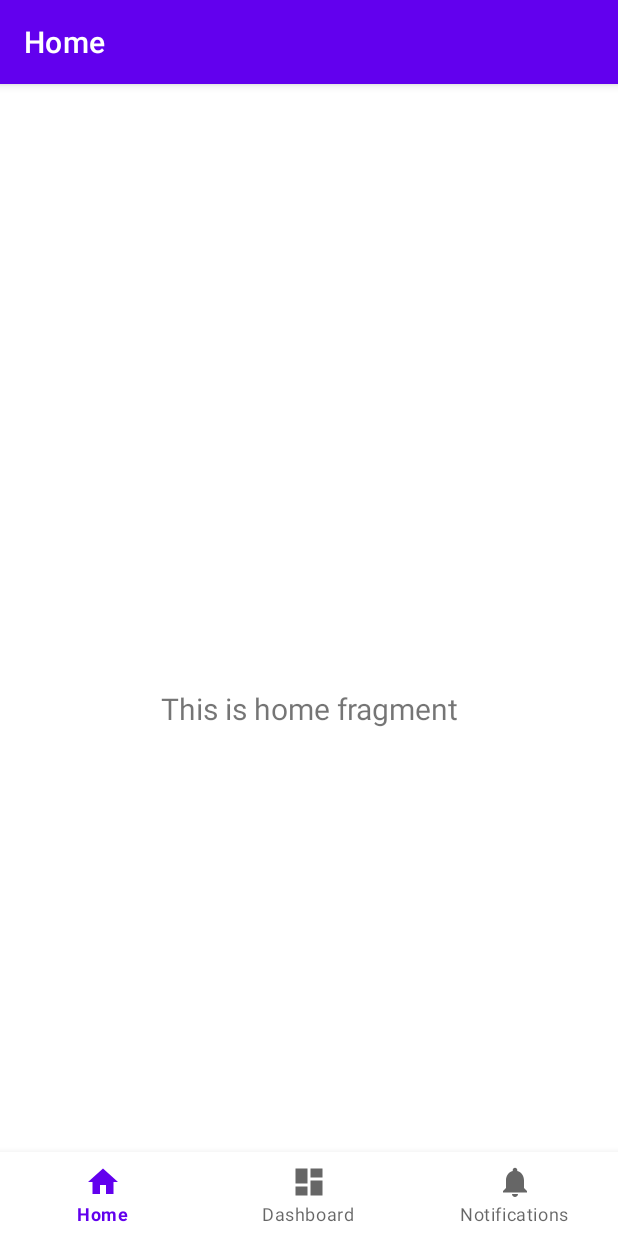
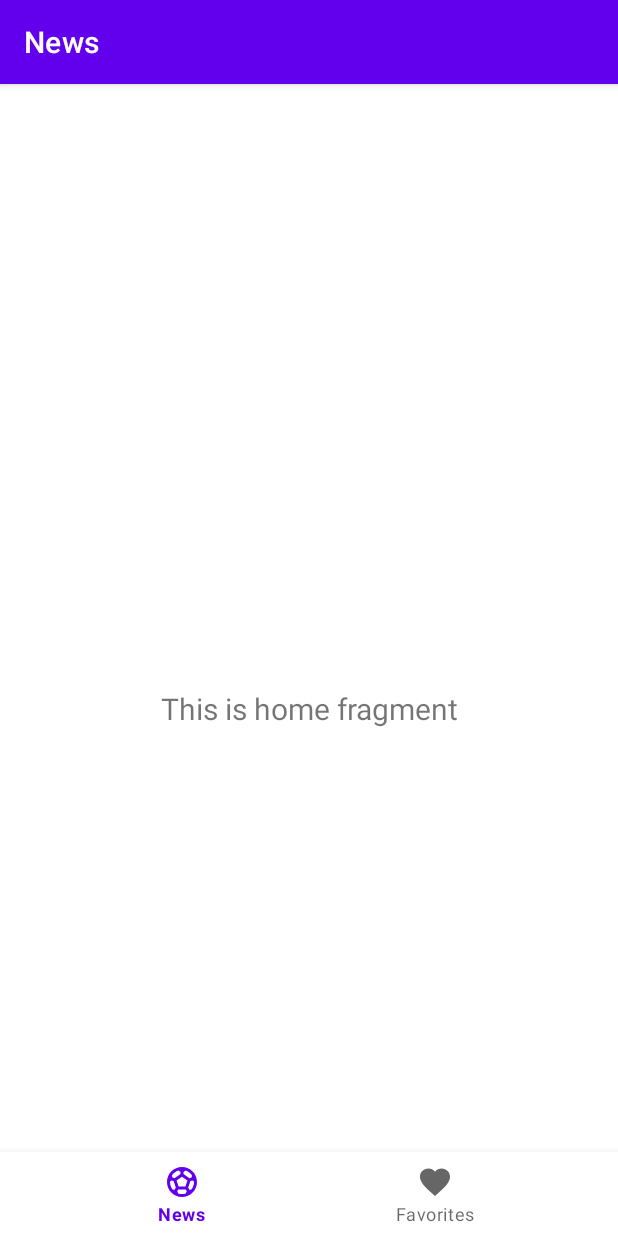
Before and after one commit to guilhermerauj0/Soccer_News, an Android app: the screen it shows after launch (MainActivity), on a phone screen of 412 x 824 dp. Run offline under Robolectric (Android 15) with nearby library versions, the phone set to English and light mode, and no system bars; our stand-ins replace navigation-ui.

Commit message:
Refactoring code for app

```diff
--- a/app/src/main/java/com/example/soccernews/MainActivity.java
+++ b/app/src/main/java/com/example/soccernews/MainActivity.java
@@ -1,9 +1,6 @@
 package com.example.soccernews;
 
 import android.os.Bundle;
-
-import com.google.android.material.bottomnavigation.BottomNavigationView;
-
 import androidx.appcompat.app.AppCompatActivity;
 import androidx.navigation.NavController;
 import androidx.navigation.Navigation;
@@ -23,11 +20,10 @@ public class MainActivity extends AppCompatActivity {
         binding = ActivityMainBinding.inflate(getLayoutInflater());
         setContentView(binding.getRoot());
 
-        BottomNavigationView navView = findViewById(R.id.nav_view);
         // Passing each menu ID as a set of Ids because each
         // menu should be considered as top level destinations.
         AppBarConfiguration appBarConfiguration = new AppBarConfiguration.Builder(
-                R.id.navigation_home, R.id.navigation_dashboard, R.id.navigation_notifications)
+                R.id.navigation_news, R.id.navigation_favorites)
                 .build();
         NavController navController = Navigation.findNavController(this, R.id.nav_host_fragment_activity_main);
         NavigationUI.setupActionBarWithNavController(this, navController, appBarConfiguration);
--- a/app/src/main/java/com/example/soccernews/ui/dashboard/DashboardViewModel.java
+++ /dev/null
@@ -1,19 +0,0 @@
-package com.example.soccernews.ui.dashboard;
-
-import androidx.lifecycle.LiveData;
-import androidx.lifecycle.MutableLiveData;
-import androidx.lifecycle.ViewModel;
-
-public class DashboardViewModel extends ViewModel {
-
-    private final MutableLiveData<String> mText;
-
-    public DashboardViewModel() {
-        mText = new MutableLiveData<>();
-        mText.setValue("This is dashboard fragment");
-    }
-
-    public LiveData<String> getText() {
-        return mText;
-    }
-}
--- a/app/src/main/java/com/example/soccernews/ui/home/HomeFragment.java
+++ b/app/src/main/java/com/example/soccernews/ui/favorites/FavoritesFragment.java
@@ -1,4 +1,4 @@
-package com.example.soccernews.ui.home;
+package com.example.soccernews.ui.favorites;
 
 import android.os.Bundle;
 import android.view.LayoutInflater;
@@ -10,22 +10,22 @@ import androidx.annotation.NonNull;
 import androidx.fragment.app.Fragment;
 import androidx.lifecycle.ViewModelProvider;
 
-import com.example.soccernews.databinding.FragmentHomeBinding;
+import com.example.soccernews.databinding.FragmentFavoritesBinding;
 
-public class HomeFragment extends Fragment {
+public class FavoritesFragment extends Fragment {
 
-    private FragmentHomeBinding binding;
+    private FragmentFavoritesBinding binding;
 
     public View onCreateView(@NonNull LayoutInflater inflater,
                              ViewGroup container, Bundle savedInstanceState) {
-        HomeViewModel homeViewModel =
-                new ViewModelProvider(this).get(HomeViewModel.class);
+        FavoritesViewModel favoritesViewModel =
+                new ViewModelProvider(this).get(FavoritesViewModel.class);
 
-        binding = FragmentHomeBinding.inflate(inflater, container, false);
+        binding = FragmentFavoritesBinding.inflate(inflater, container, false);
         View root = binding.getRoot();
 
-        final TextView textView = binding.textHome;
-        homeViewModel.getText().observe(getViewLifecycleOwner(), textView::setText);
+        final TextView textView = binding.textFavorites;
+        favoritesViewModel.getText().observe(getViewLifecycleOwner(), textView::setText);
         return root;
     }
 
--- a/app/src/main/java/com/example/soccernews/ui/notifications/NotificationsViewModel.java
+++ b/app/src/main/java/com/example/soccernews/ui/favorites/FavoritesViewModel.java
@@ -1,16 +1,16 @@
-package com.example.soccernews.ui.notifications;
+package com.example.soccernews.ui.favorites;
 
 import androidx.lifecycle.LiveData;
 import androidx.lifecycle.MutableLiveData;
 import androidx.lifecycle.ViewModel;
 
-public class NotificationsViewModel extends ViewModel {
+public class FavoritesViewModel extends ViewModel {
 
     private final MutableLiveData<String> mText;
 
-    public NotificationsViewModel() {
+    public FavoritesViewModel() {
         mText = new MutableLiveData<>();
-        mText.setValue("This is notifications fragment");
+        mText.setValue("This is dashboard fragment");
     }
 
     public LiveData<String> getText() {
--- a/app/src/main/java/com/example/soccernews/ui/dashboard/DashboardFragment.java
+++ b/app/src/main/java/com/example/soccernews/ui/news/NewsFragment.java
@@ -1,4 +1,4 @@
-package com.example.soccernews.ui.dashboard;
+package com.example.soccernews.ui.news;
 
 import android.os.Bundle;
 import android.view.LayoutInflater;
@@ -10,22 +10,22 @@ import androidx.annotation.NonNull;
 import androidx.fragment.app.Fragment;
 import androidx.lifecycle.ViewModelProvider;
 
-import com.example.soccernews.databinding.FragmentDashboardBinding;
+import com.example.soccernews.databinding.FragmentNewsBinding;
 
-public class DashboardFragment extends Fragment {
+public class NewsFragment extends Fragment {
 
-    private FragmentDashboardBinding binding;
+    private FragmentNewsBinding binding;
 
     public View onCreateView(@NonNull LayoutInflater inflater,
                              ViewGroup container, Bundle savedInstanceState) {
-        DashboardViewModel dashboardViewModel =
-                new ViewModelProvider(this).get(DashboardViewModel.class);
+        NewsViewModel newsViewModel =
+                new ViewModelProvider(this).get(NewsViewModel.class);
 
-        binding = FragmentDashboardBinding.inflate(inflater, container, false);
+        binding = FragmentNewsBinding.inflate(inflater, container, false);
         View root = binding.getRoot();
 
-        final TextView textView = binding.textDashboard;
-        dashboardViewModel.getText().observe(getViewLifecycleOwner(), textView::setText);
+        final TextView textView = binding.textNews;
+        newsViewModel.getText().observe(getViewLifecycleOwner(), textView::setText);
         return root;
     }
 
--- a/app/src/main/java/com/example/soccernews/ui/home/HomeViewModel.java
+++ b/app/src/main/java/com/example/soccernews/ui/news/NewsViewModel.java
@@ -1,14 +1,14 @@
-package com.example.soccernews.ui.home;
+package com.example.soccernews.ui.news;
 
 import androidx.lifecycle.LiveData;
 import androidx.lifecycle.MutableLiveData;
 import androidx.lifecycle.ViewModel;
 
-public class HomeViewModel extends ViewModel {
+public class NewsViewModel extends ViewModel {
 
     private final MutableLiveData<String> mText;
 
-    public HomeViewModel() {
+    public NewsViewModel() {
         mText = new MutableLiveData<>();
         mText.setValue("This is home fragment");
     }
--- a/app/src/main/java/com/example/soccernews/ui/notifications/NotificationsFragment.java
+++ /dev/null
@@ -1,37 +0,0 @@
-package com.example.soccernews.ui.notifications;
-
-import android.os.Bundle;
-import android.view.LayoutInflater;
-import android.view.View;
-import android.view.ViewGroup;
-import android.widget.TextView;
-
-import androidx.annotation.NonNull;
-import androidx.fragment.app.Fragment;
-import androidx.lifecycle.ViewModelProvider;
-
-import com.example.soccernews.databinding.FragmentNotificationsBinding;
-
-public class NotificationsFragment extends Fragment {
-
-    private FragmentNotificationsBinding binding;
-
-    public View onCreateView(@NonNull LayoutInflater inflater,
-                             ViewGroup container, Bundle savedInstanceState) {
-        NotificationsViewModel notificationsViewModel =
-                new ViewModelProvider(this).get(NotificationsViewModel.class);
-
-        binding = FragmentNotificationsBinding.inflate(inflater, container, false);
-        View root = binding.getRoot();
-
-        final TextView textView = binding.textNotifications;
-        notificationsViewModel.getText().observe(getViewLifecycleOwner(), textView::setText);
-        return root;
-    }
-
-    @Override
-    public void onDestroyView() {
-        super.onDestroyView();
-        binding = null;
-    }
-}
--- a/app/src/main/res/drawable/ic_dashboard_black_24dp.xml
+++ /dev/null
@@ -1,9 +0,0 @@
-<vector xmlns:android="http://schemas.android.com/apk/res/android"
-    android:width="24dp"
-    android:height="24dp"
-    android:viewportWidth="24.0"
-    android:viewportHeight="24.0">
-    <path
-        android:fillColor="#FF000000"
-        android:pathData="M3,13h8L11,3L3,3v10zM3,21h8v-6L3,15v6zM13,21h8L21,11h-8v10zM13,3v6h8L21,3h-8z" />
-</vector>
--- /dev/null
+++ b/app/src/main/res/drawable/ic_favorite.xml
@@ -0,0 +1,5 @@
+<vector android:height="24dp" android:tint="#000000"
+    android:viewportHeight="24" android:viewportWidth="24"
+    android:width="24dp" xmlns:android="http://schemas.android.com/apk/res/android">
+    <path android:fillColor="@android:color/white" android:pathData="M12,21.35l-1.45,-1.32C5.4,15.36 2,12.28 2,8.5 2,5.42 4.42,3 7.5,3c1.74,0 3.41,0.81 4.5,2.09C13.09,3.81 14.76,3 16.5,3 19.58,3 22,5.42 22,8.5c0,3.78 -3.4,6.86 -8.55,11.54L12,21.35z"/>
+</vector>
--- a/app/src/main/res/drawable/ic_home_black_24dp.xml
+++ /dev/null
@@ -1,9 +0,0 @@
-<vector xmlns:android="http://schemas.android.com/apk/res/android"
-    android:width="24dp"
-    android:height="24dp"
-    android:viewportWidth="24.0"
-    android:viewportHeight="24.0">
-    <path
-        android:fillColor="#FF000000"
-        android:pathData="M10,20v-6h4v6h5v-8h3L12,3 2,12h3v8z" />
-</vector>
--- a/app/src/main/res/drawable/ic_notifications_black_24dp.xml
+++ /dev/null
@@ -1,9 +0,0 @@
-<vector xmlns:android="http://schemas.android.com/apk/res/android"
-    android:width="24dp"
-    android:height="24dp"
-    android:viewportWidth="24.0"
-    android:viewportHeight="24.0">
-    <path
-        android:fillColor="#FF000000"
-        android:pathData="M12,22c1.1,0 2,-0.9 2,-2h-4c0,1.1 0.89,2 2,2zM18,16v-5c0,-3.07 -1.64,-5.64 -4.5,-6.32L13.5,4c0,-0.83 -0.67,-1.5 -1.5,-1.5s-1.5,0.67 -1.5,1.5v0.68C7.63,5.36 6,7.92 6,11v5l-2,2v1h16v-1l-2,-2z" />
-</vector>
--- /dev/null
+++ b/app/src/main/res/drawable/ic_soccer.xml
@@ -0,0 +1,5 @@
+<vector android:height="24dp" android:tint="#000000"
+    android:viewportHeight="24" android:viewportWidth="24"
+    android:width="24dp" xmlns:android="http://schemas.android.com/apk/res/android">
+    <path android:fillColor="@android:color/white" android:pathData="M12,2C6.48,2 2,6.48 2,12c0,5.52 4.48,10 10,10s10,-4.48 10,-10C22,6.48 17.52,2 12,2zM13,5.3l1.35,-0.95c1.82,0.56 3.37,1.76 4.38,3.34l-0.39,1.34l-1.35,0.46L13,6.7V5.3zM9.65,4.35L11,5.3v1.4L7.01,9.49L5.66,9.03L5.27,7.69C6.28,6.12 7.83,4.92 9.65,4.35zM7.08,17.11l-1.14,0.1C4.73,15.81 4,13.99 4,12c0,-0.12 0.01,-0.23 0.02,-0.35l1,-0.73L6.4,11.4l1.46,4.34L7.08,17.11zM14.5,19.59C13.71,19.85 12.87,20 12,20s-1.71,-0.15 -2.5,-0.41l-0.69,-1.49L9.45,17h5.11l0.64,1.11L14.5,19.59zM14.27,15H9.73l-1.35,-4.02L12,8.44l3.63,2.54L14.27,15zM18.06,17.21l-1.14,-0.1l-0.79,-1.37l1.46,-4.34l1.39,-0.47l1,0.73C19.99,11.77 20,11.88 20,12C20,13.99 19.27,15.81 18.06,17.21z"/>
+</vector>
--- a/app/src/main/res/layout/fragment_dashboard.xml
+++ b/app/src/main/res/layout/fragment_favorites.xml
@@ -4,10 +4,10 @@
     xmlns:tools="http://schemas.android.com/tools"
     android:layout_width="match_parent"
     android:layout_height="match_parent"
-    tools:context=".ui.dashboard.DashboardFragment">
+    tools:context=".ui.favorites.FavoritesFragment">
 
     <TextView
-        android:id="@+id/text_dashboard"
+        android:id="@+id/text_favorites"
         android:layout_width="match_parent"
         android:layout_height="wrap_content"
         android:layout_marginStart="8dp"
--- a/app/src/main/res/layout/fragment_home.xml
+++ /dev/null
@@ -1,22 +0,0 @@
-<?xml version="1.0" encoding="utf-8"?>
-<androidx.constraintlayout.widget.ConstraintLayout xmlns:android="http://schemas.android.com/apk/res/android"
-    xmlns:app="http://schemas.android.com/apk/res-auto"
-    xmlns:tools="http://schemas.android.com/tools"
-    android:layout_width="match_parent"
-    android:layout_height="match_parent"
-    tools:context=".ui.home.HomeFragment">
-
-    <TextView
-        android:id="@+id/text_home"
-        android:layout_width="match_parent"
-        android:layout_height="wrap_content"
-        android:layout_marginStart="8dp"
-        android:layout_marginTop="8dp"
-        android:layout_marginEnd="8dp"
-        android:textAlignment="center"
-        android:textSize="20sp"
-        app:layout_constraintBottom_toBottomOf="parent"
-        app:layout_constraintEnd_toEndOf="parent"
-        app:layout_constraintStart_toStartOf="parent"
-        app:layout_constraintTop_toTopOf="parent" />
-</androidx.constraintlayout.widget.ConstraintLayout>
--- a/app/src/main/res/layout/fragment_notifications.xml
+++ b/app/src/main/res/layout/fragment_news.xml
@@ -4,10 +4,10 @@
     xmlns:tools="http://schemas.android.com/tools"
     android:layout_width="match_parent"
     android:layout_height="match_parent"
-    tools:context=".ui.notifications.NotificationsFragment">
+    tools:context=".ui.news.NewsFragment">
 
     <TextView
-        android:id="@+id/text_notifications"
+        android:id="@+id/text_news"
         android:layout_width="match_parent"
         android:layout_height="wrap_content"
         android:layout_marginStart="8dp"
--- a/app/src/main/res/menu/bottom_nav_menu.xml
+++ b/app/src/main/res/menu/bottom_nav_menu.xml
@@ -2,18 +2,13 @@
 <menu xmlns:android="http://schemas.android.com/apk/res/android">
 
     <item
-        android:id="@+id/navigation_home"
-        android:icon="@drawable/ic_home_black_24dp"
-        android:title="@string/title_home" />
+        android:id="@+id/navigation_news"
+        android:icon="@drawable/ic_soccer"
+        android:title="@string/title_news" />
 
     <item
-        android:id="@+id/navigation_dashboard"
-        android:icon="@drawable/ic_dashboard_black_24dp"
-        android:title="@string/title_dashboard" />
-
-    <item
-        android:id="@+id/navigation_notifications"
-        android:icon="@drawable/ic_notifications_black_24dp"
-        android:title="@string/title_notifications" />
+        android:id="@+id/navigation_favorites"
+        android:icon="@drawable/ic_favorite"
+        android:title="@string/title_favorites" />
 
 </menu>
--- a/app/src/main/res/navigation/mobile_navigation.xml
+++ b/app/src/main/res/navigation/mobile_navigation.xml
@@ -3,23 +3,18 @@
     xmlns:app="http://schemas.android.com/apk/res-auto"
     xmlns:tools="http://schemas.android.com/tools"
     android:id="@+id/mobile_navigation"
-    app:startDestination="@+id/navigation_home">
+    app:startDestination="@+id/navigation_news">
 
     <fragment
-        android:id="@+id/navigation_home"
-        android:name="com.example.soccernews.ui.home.HomeFragment"
-        android:label="@string/title_home"
-        tools:layout="@layout/fragment_home" />
+        android:id="@+id/navigation_news"
+        android:name="com.example.soccernews.ui.news.NewsFragment"
+        android:label="@string/title_news"
+        tools:layout="@layout/fragment_news" />
 
     <fragment
-        android:id="@+id/navigation_dashboard"
-        android:name="com.example.soccernews.ui.dashboard.DashboardFragment"
-        android:label="@string/title_dashboard"
-        tools:layout="@layout/fragment_dashboard" />
+        android:id="@+id/navigation_favorites"
+        android:name="com.example.soccernews.ui.favorites.FavoritesFragment"
+        android:label="@string/title_favorites"
+        tools:layout="@layout/fragment_favorites" />
 
-    <fragment
-        android:id="@+id/navigation_notifications"
-        android:name="com.example.soccernews.ui.notifications.NotificationsFragment"
-        android:label="@string/title_notifications"
-        tools:layout="@layout/fragment_notifications" />
 </navigation>
--- a/app/src/main/res/values/strings.xml
+++ b/app/src/main/res/values/strings.xml
@@ -1,6 +1,5 @@
 <resources>
     <string name="app_name">Soccer News</string>
-    <string name="title_home">Home</string>
-    <string name="title_dashboard">Dashboard</string>
-    <string name="title_notifications">Notifications</string>
+    <string name="title_news">News</string>
+    <string name="title_favorites">Favorites</string>
 </resources>
```
